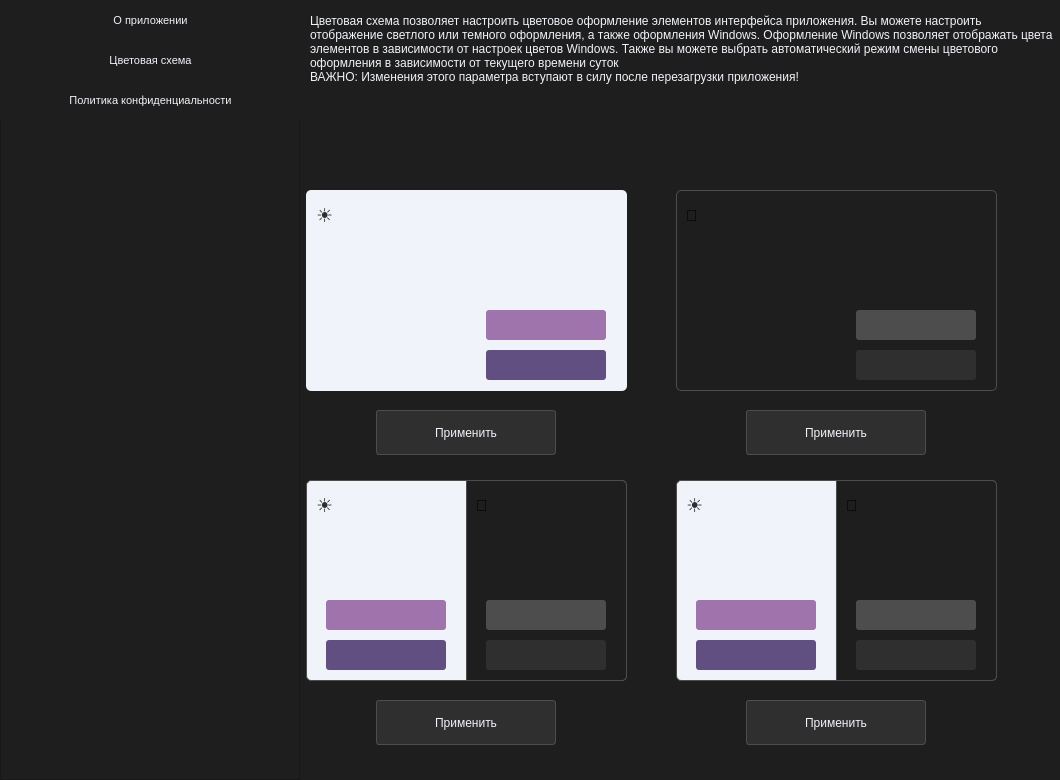
Qt form views/templates/settings_win_dark.ui (Aiow-dev/MCryptApp) before a commit.
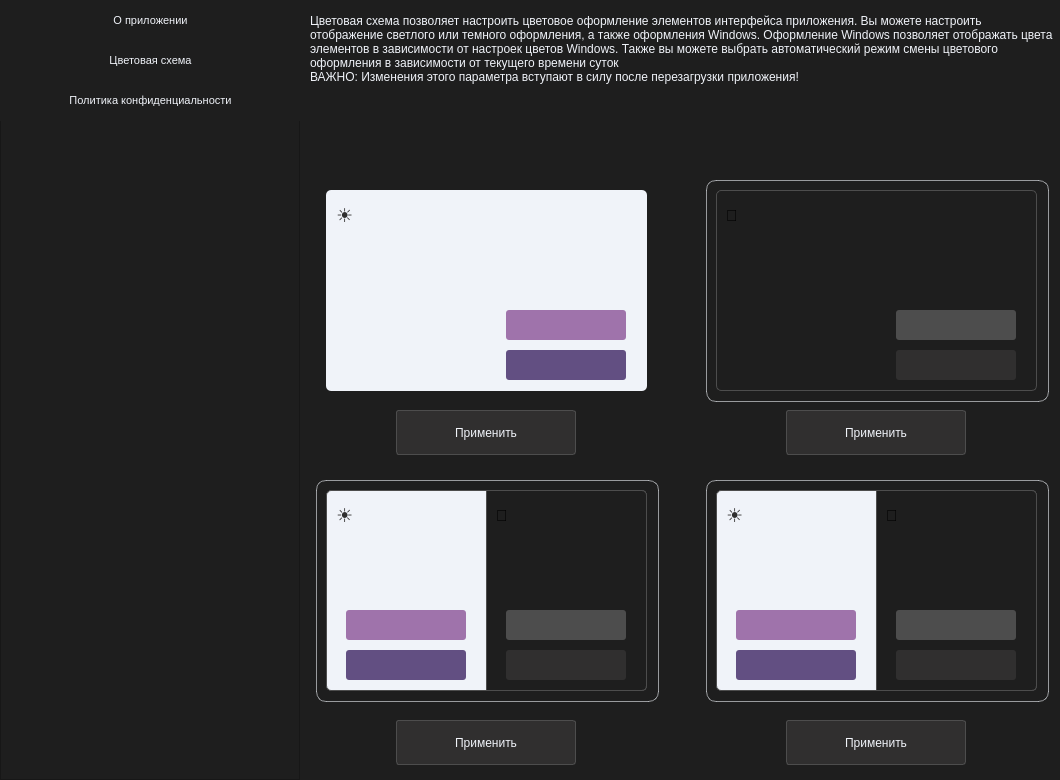
The same form after that commit.

Commit message: add active color style selection in settings

The edit to the form file:
```diff
--- a/views/templates/settings_win_dark.ui
+++ b/views/templates/settings_win_dark.ui
@@ -232,7 +232,7 @@
       <widget class="QFrame" name="frame">
        <property name="geometry">
         <rect>
-         <x>0</x>
+         <x>20</x>
          <y>190</y>
          <width>321</width>
          <height>201</height>
@@ -321,7 +321,7 @@
       <widget class="QPushButton" name="light_btn">
        <property name="geometry">
         <rect>
-         <x>70</x>
+         <x>90</x>
          <y>410</y>
          <width>180</width>
          <height>45</height>
@@ -358,7 +358,7 @@
       <widget class="QPushButton" name="dark_btn">
        <property name="geometry">
         <rect>
-         <x>440</x>
+         <x>480</x>
          <y>410</y>
          <width>180</width>
          <height>45</height>
@@ -395,7 +395,7 @@
       <widget class="QFrame" name="frame_11">
        <property name="geometry">
         <rect>
-         <x>370</x>
+         <x>410</x>
          <y>190</y>
          <width>321</width>
          <height>201</height>
@@ -487,8 +487,8 @@
       <widget class="QPushButton" name="win_btn">
        <property name="geometry">
         <rect>
-         <x>70</x>
-         <y>700</y>
+         <x>90</x>
+         <y>720</y>
          <width>180</width>
          <height>45</height>
         </rect>
@@ -524,8 +524,8 @@
       <widget class="QFrame" name="frame_4">
        <property name="geometry">
         <rect>
-         <x>0</x>
-         <y>480</y>
+         <x>20</x>
+         <y>490</y>
          <width>321</width>
          <height>201</height>
         </rect>
@@ -711,8 +711,8 @@
       <widget class="QPushButton" name="time_color_btn">
        <property name="geometry">
         <rect>
-         <x>440</x>
-         <y>700</y>
+         <x>480</x>
+         <y>720</y>
          <width>180</width>
          <height>45</height>
         </rect>
@@ -748,8 +748,8 @@
       <widget class="QFrame" name="frame_14">
        <property name="geometry">
         <rect>
-         <x>370</x>
-         <y>480</y>
+         <x>410</x>
+         <y>490</y>
          <width>321</width>
          <height>201</height>
         </rect>
@@ -955,6 +955,84 @@
 ВАЖНО: Изменения этого параметра вступают в силу после перезагрузки приложения!</string>
        </property>
       </widget>
+      <widget class="QFrame" name="dark_style_frame">
+       <property name="geometry">
+        <rect>
+         <x>400</x>
+         <y>180</y>
+         <width>343</width>
+         <height>222</height>
+        </rect>
+       </property>
+       <property name="styleSheet">
+        <string notr="true">QFrame {
+	border-radius: 10px;
+	border: 1px solid rgba(240, 243, 249, 150);
+}</string>
+       </property>
+       <property name="frameShape">
+        <enum>QFrame::StyledPanel</enum>
+       </property>
+       <property name="frameShadow">
+        <enum>QFrame::Raised</enum>
+       </property>
+      </widget>
+      <widget class="QFrame" name="system_style_frame">
+       <property name="geometry">
+        <rect>
+         <x>10</x>
+         <y>480</y>
+         <width>343</width>
+         <height>222</height>
+        </rect>
+       </property>
+       <property name="styleSheet">
+        <string notr="true">QFrame {
+	border-radius: 10px;
+	border: 1px solid rgba(240, 243, 249, 150);
+}</string>
+       </property>
+       <property name="frameShape">
+        <enum>QFrame::StyledPanel</enum>
+       </property>
+       <property name="frameShadow">
+        <enum>QFrame::Raised</enum>
+       </property>
+      </widget>
+      <widget class="QFrame" name="time_color_style_frame">
+       <property name="geometry">
+        <rect>
+         <x>400</x>
+         <y>480</y>
+         <width>343</width>
+         <height>222</height>
+        </rect>
+       </property>
+       <property name="styleSheet">
+        <string notr="true">QFrame {
+	border-radius: 10px;
+	border: 1px solid rgba(240, 243, 249, 150);
+}</string>
+       </property>
+       <property name="frameShape">
+        <enum>QFrame::StyledPanel</enum>
+       </property>
+       <property name="frameShadow">
+        <enum>QFrame::Raised</enum>
+       </property>
+      </widget>
+      <zorder>time_color_style_frame</zorder>
+      <zorder>system_style_frame</zorder>
+      <zorder>dark_style_frame</zorder>
+      <zorder>frame</zorder>
+      <zorder>light_btn</zorder>
+      <zorder>dark_btn</zorder>
+      <zorder>frame_11</zorder>
+      <zorder>win_btn</zorder>
+      <zorder>frame_4</zorder>
+      <zorder>time_color_btn</zorder>
+      <zorder>frame_14</zorder>
+      <zorder>plainTextEdit</zorder>
      </widget>
      <widget class="QWidget" name="page_3">
       <widget class="QPlainTextEdit" name="plainTextEdit_3">
```
The commit also changes 3 other files.
